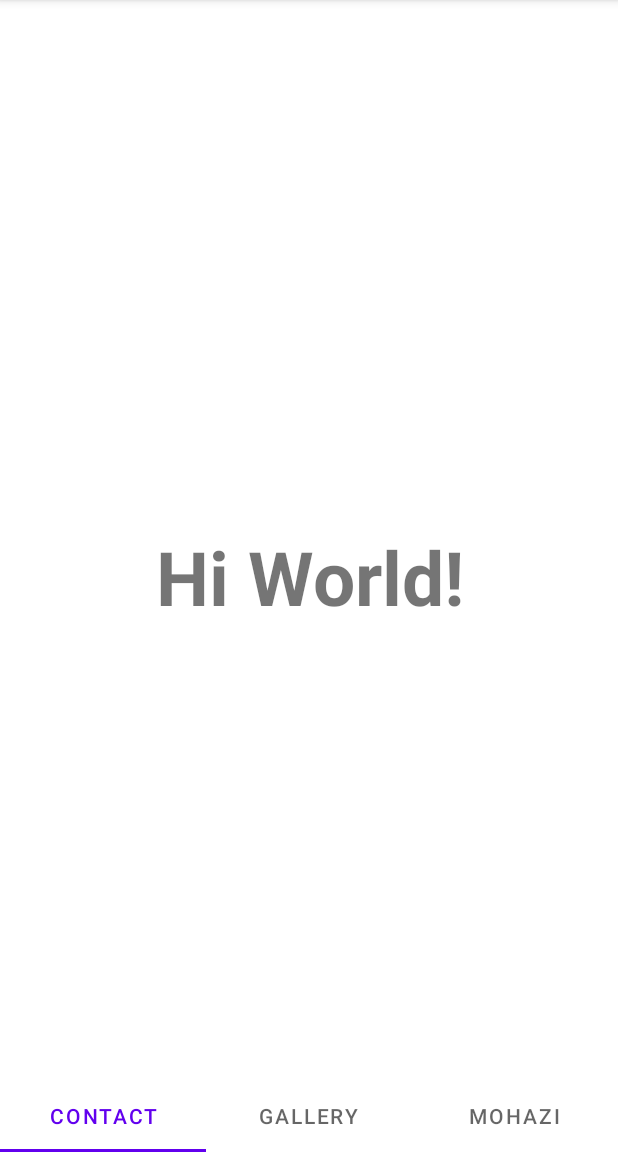
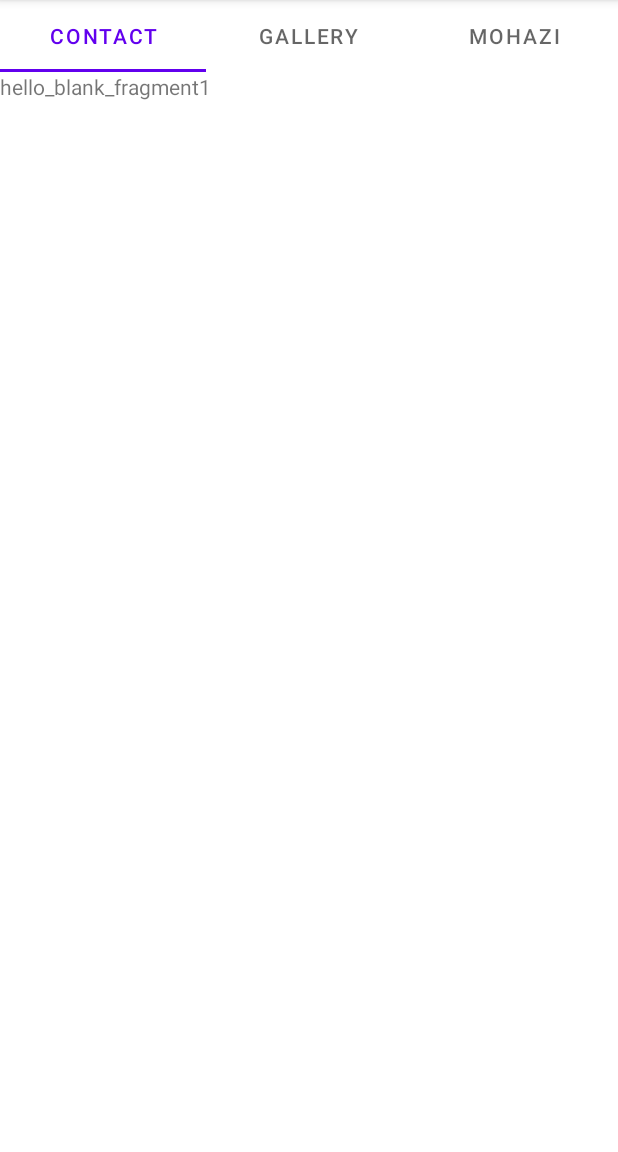
Before and after one commit to yeji63/MadCamp1, an Android app: the screen it shows after launch (MainActivity), on a phone screen of 412 x 824 dp, the part 84-1236 px from its top. Run offline under Robolectric (Android 15) with nearby library versions, the light colour scheme and no system bars.

Commit message:
tab 구현

```diff
--- a/app/build.gradle
+++ b/app/build.gradle
@@ -33,6 +33,7 @@ dependencies {
     implementation 'androidx.appcompat:appcompat:1.2.0'
     implementation 'com.google.android.material:material:1.3.0'
     implementation 'androidx.constraintlayout:constraintlayout:2.0.4'
+    implementation 'androidx.legacy:legacy-support-v4:1.0.0'
     testImplementation 'junit:junit:4.+'
     androidTestImplementation 'androidx.test.ext:junit:1.1.2'
     androidTestImplementation 'androidx.test.espresso:espresso-core:3.3.0'
--- /dev/null
+++ b/app/src/main/java/com/example/madcamp1/Fragment1.java
@@ -0,0 +1,20 @@
+package com.example.madcamp1;
+
+import android.os.Bundle;
+
+import androidx.fragment.app.Fragment;
+
+import android.view.LayoutInflater;
+import android.view.View;
+import android.view.ViewGroup;
+
+public class Fragment1 extends Fragment {
+
+    @Override
+    public View onCreateView(LayoutInflater inflater, ViewGroup container,
+                             Bundle savedInstanceState) {
+        // Inflate the layout for this fragment
+        View view = inflater.inflate(R.layout.fragment_1, container, false);
+        return view;
+    }
+}
--- /dev/null
+++ b/app/src/main/java/com/example/madcamp1/Fragment2.java
@@ -0,0 +1,19 @@
+package com.example.madcamp1;
+
+import android.os.Bundle;
+
+import androidx.fragment.app.Fragment;
+
+import android.view.LayoutInflater;
+import android.view.View;
+import android.view.ViewGroup;
+
+public class Fragment2 extends Fragment {
+
+    @Override
+    public View onCreateView(LayoutInflater inflater, ViewGroup container,
+                             Bundle savedInstanceState) {
+        // Inflate the layout for this fragment
+        return inflater.inflate(R.layout.fragment_2, container, false);
+    }
+}
--- /dev/null
+++ b/app/src/main/java/com/example/madcamp1/Fragment3.java
@@ -0,0 +1,20 @@
+package com.example.madcamp1;
+
+import android.os.Bundle;
+
+import androidx.fragment.app.Fragment;
+
+import android.view.LayoutInflater;
+import android.view.View;
+import android.view.ViewGroup;
+
+
+public class Fragment3 extends Fragment {
+
+    @Override
+    public View onCreateView(LayoutInflater inflater, ViewGroup container,
+                             Bundle savedInstanceState) {
+        // Inflate the layout for this fragment
+        return inflater.inflate(R.layout.fragment_3, container, false);
+    }
+}
--- a/app/src/main/java/com/example/madcamp1/MainActivity.java
+++ b/app/src/main/java/com/example/madcamp1/MainActivity.java
@@ -1,14 +1,56 @@
 package com.example.madcamp1;
 
 import androidx.appcompat.app.AppCompatActivity;
+import androidx.fragment.app.Fragment;
 
 import android.os.Bundle;
+import android.util.Log;
+
+import com.google.android.material.tabs.TabLayout;
 
 public class MainActivity extends AppCompatActivity {
 
+    Fragment fragment1 ,fragment2, fragment3;
     @Override
     protected void onCreate(Bundle savedInstanceState) {
         super.onCreate(savedInstanceState);
         setContentView(R.layout.activity_main);
+
+        fragment1 = new Fragment1();
+        fragment2 = new Fragment2();
+        fragment3 = new Fragment3();
+
+        getSupportFragmentManager().beginTransaction().add(R.id.frame, fragment1).commit();
+
+        TabLayout tabLayout = (TabLayout) findViewById(R.id.tabs);
+        tabLayout.addOnTabSelectedListener(new TabLayout.OnTabSelectedListener() {
+            @Override
+            public void onTabSelected(TabLayout.Tab tab) {
+                // TODO : process tab selection event.
+                int pos = tab.getPosition();
+
+                Fragment selected=null;
+                if(pos==0){
+                    selected = fragment1;
+                }
+                else if(pos==1){
+                    selected = fragment2;
+                }
+                else if(pos==2){
+                    selected = fragment3;
+                }
+                getSupportFragmentManager().beginTransaction().replace(R.id.frame, selected).commit();
+            }
+
+            @Override
+            public void onTabUnselected(TabLayout.Tab tab) {
+                // do nothing
+            }
+
+            @Override
+            public void onTabReselected(TabLayout.Tab tab) {
+                // do nothing
+            }
+        }) ;
     }
 }
--- a/app/src/main/res/layout/activity_main.xml
+++ b/app/src/main/res/layout/activity_main.xml
@@ -1,5 +1,5 @@
 <?xml version="1.0" encoding="utf-8"?>
-<androidx.constraintlayout.widget.ConstraintLayout xmlns:android="http://schemas.android.com/apk/res/android"
+<RelativeLayout xmlns:android="http://schemas.android.com/apk/res/android"
     xmlns:app="http://schemas.android.com/apk/res-auto"
     xmlns:tools="http://schemas.android.com/tools"
     android:layout_width="match_parent"
@@ -8,40 +8,34 @@
     android:orientation="vertical">
 
     <com.google.android.material.tabs.TabLayout
+        android:id="@+id/tabs"
+        android:layout_width="match_parent"
+        android:layout_height="wrap_content">
+
+        <com.google.android.material.tabs.TabItem
+            android:id="@+id/tab1"
+            android:layout_width="wrap_content"
+            android:layout_height="wrap_content"
+            android:text="CONTACT" />
+
+        <com.google.android.material.tabs.TabItem
+            android:id="@+id/tab2"
+            android:layout_width="wrap_content"
+            android:layout_height="wrap_content"
+            android:text="GALLERY" />
+
+        <com.google.android.material.tabs.TabItem
+            android:id="@+id/tab3"
+            android:layout_width="wrap_content"
+            android:layout_height="wrap_content"
+            android:text="MOHAZI" />
+    </com.google.android.material.tabs.TabLayout>
+
+    <FrameLayout
         android:layout_width="match_parent"
         android:layout_height="wrap_content"
-        app:layout_constraintBottom_toBottomOf="parent"
-        tools:layout_editor_absoluteX="0dp">
+        android:id="@+id/frame"
+        android:layout_below="@+id/tabs">
+    </FrameLayout>
 
-        <com.google.android.material.tabs.TabItem
-            android:layout_width="wrap_content"
-            android:layout_height="wrap_content"
-            android:text="@string/tabitem1" />
-
-        <com.google.android.material.tabs.TabItem
-            android:layout_width="wrap_content"
-            android:layout_height="wrap_content"
-            android:text="@string/tabitem2" />
-
-        <com.google.android.material.tabs.TabItem
-            android:layout_width="wrap_content"
-            android:layout_height="wrap_content"
-            android:text="@string/tabitem3" />
-    </com.google.android.material.tabs.TabLayout>
-
-    <TextView
-        android:id="@+id/textView"
-        android:layout_width="wrap_content"
-        android:layout_height="wrap_content"
-        android:layout_gravity="center"
-        android:gravity="center"
-        android:text="Hi World!"
-        android:textSize="50dp"
-        android:textStyle="bold"
-        app:layout_constraintBottom_toBottomOf="parent"
-        app:layout_constraintEnd_toEndOf="parent"
-        app:layout_constraintStart_toStartOf="parent"
-        app:layout_constraintTop_toTopOf="parent" />
-
-
-</androidx.constraintlayout.widget.ConstraintLayout>
+</RelativeLayout>
--- /dev/null
+++ b/app/src/main/res/layout/fragment_1.xml
@@ -0,0 +1,14 @@
+<?xml version="1.0" encoding="utf-8"?>
+<FrameLayout xmlns:android="http://schemas.android.com/apk/res/android"
+    xmlns:tools="http://schemas.android.com/tools"
+    android:layout_width="match_parent"
+    android:layout_height="match_parent"
+    tools:context=".Fragment1">
+
+    <!-- TODO: Update blank fragment layout -->
+    <TextView
+        android:layout_width="match_parent"
+        android:layout_height="match_parent"
+        android:text="hello_blank_fragment1" />
+
+</FrameLayout>
--- a/app/src/main/res/values/strings.xml
+++ b/app/src/main/res/values/strings.xml
@@ -3,4 +3,6 @@
     <string name="tabitem1">Contact</string>
     <string name="tabitem2">Gallery</string>
     <string name="tabitem3">Mohazi</string>
+    <!-- TODO: Remove or change this placeholder text -->
+    <string name="hello_blank_fragment">Hello blank fragment</string>
 </resources>
```
Also changed, not shown: app/src/main/res/layout/fragment_2.xml (added, +14 -0 lines), app/src/main/res/layout/fragment_3.xml (added, +14 -0 lines).
